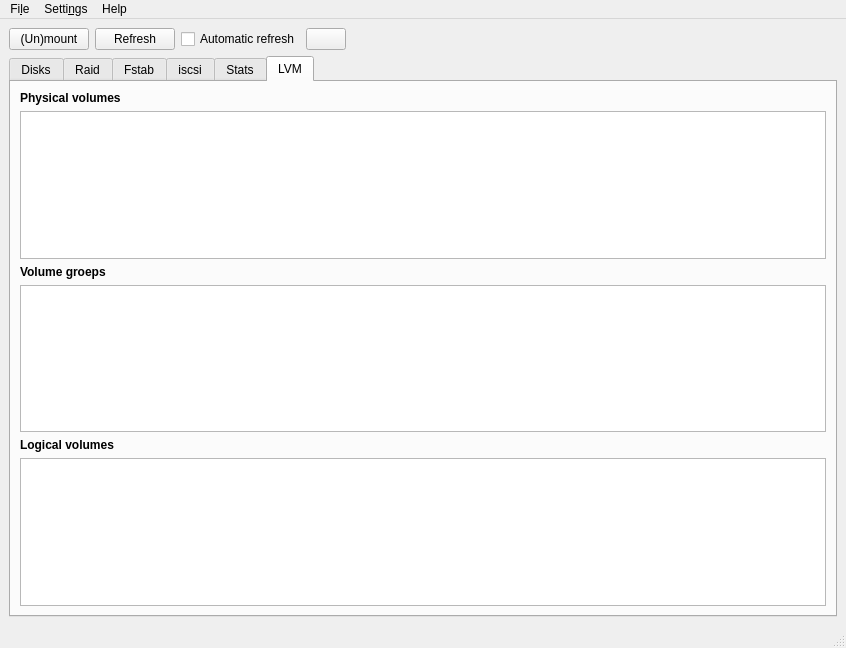
Above: ui/main.ui from iddekingej/blgui before the change. Below: the same form after it.
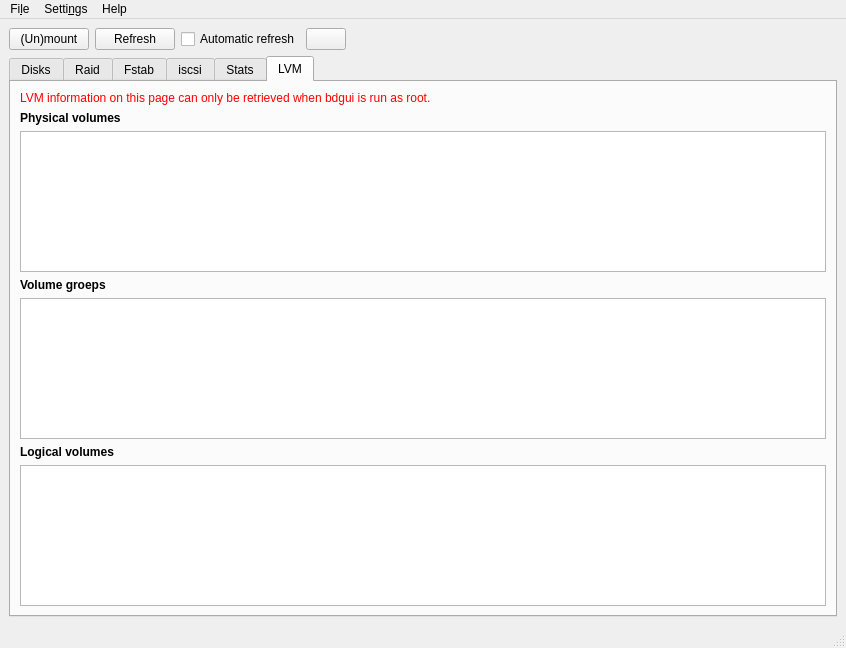
That is the form after the change. The open tabs and pages were chosen to show the change. Icons and pictures are not drawn.

Commit message: Performance improvements parsing LVM messages and add warning at lvm page when bdgui is not run as root

```diff
--- a/ui/main.ui
+++ b/ui/main.ui
@@ -291,6 +291,16 @@
           <string>LVM</string>
          </attribute>
          <layout class="QVBoxLayout" name="lvmLayout">
+          <item>
+           <widget class="QLabel" name="lvmRootWarning">
+            <property name="styleSheet">
+             <string notr="true">color:rgb(255,0,0)</string>
+            </property>
+            <property name="text">
+             <string>LVM information on this page can only be retrieved when bdgui is run as root.</string>
+            </property>
+           </widget>
+          </item>
           <item>
            <widget class="QLabel" name="label">
             <property name="font">
```
The commit also changes 4 other files.
